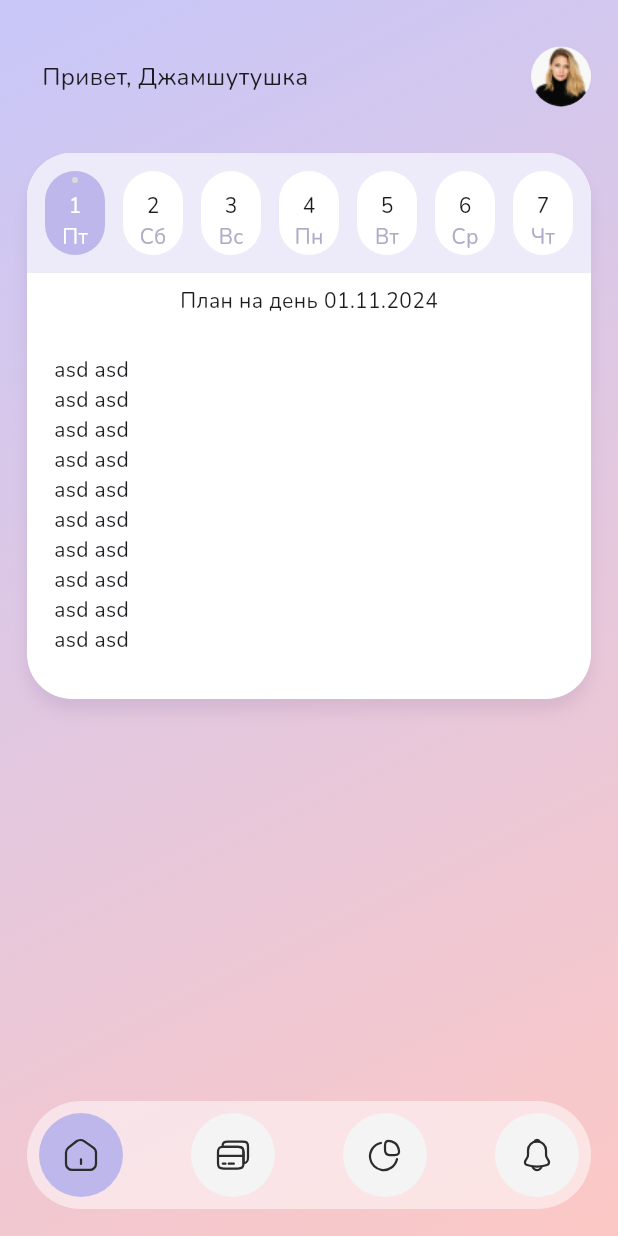
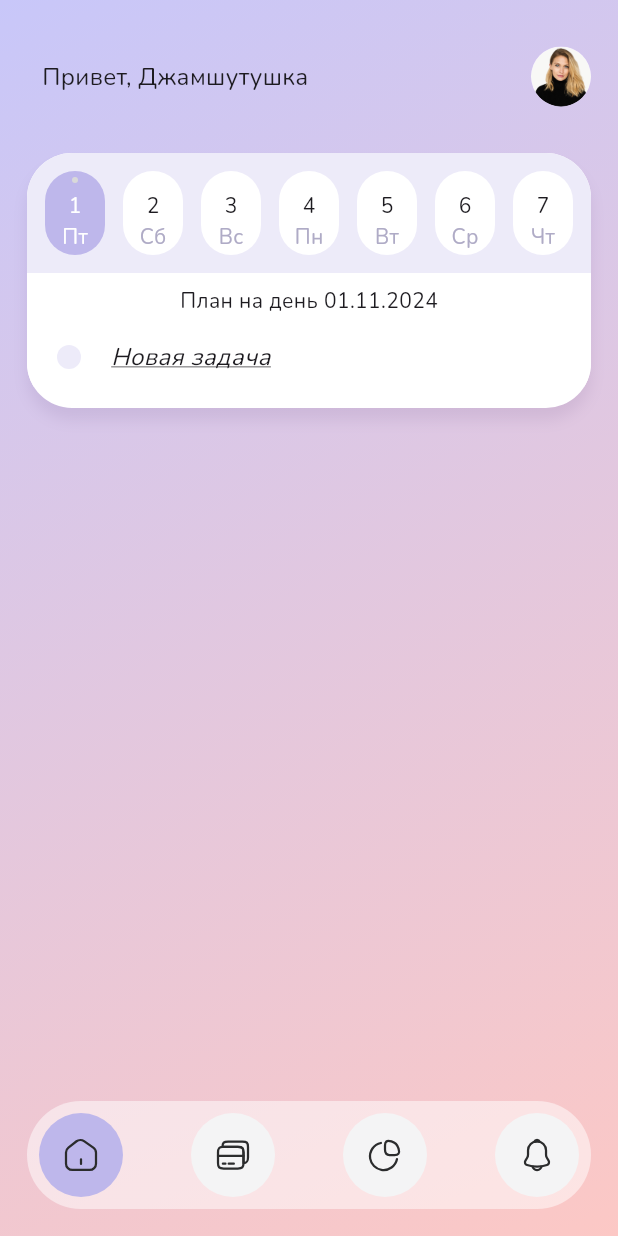
Before and after one commit to remakerich/softorium_daily_planner, a Flutter app: the screen it shows after launch, on a phone screen of 412 x 824 dp. Run offline on Flutter 3.47's test engine with Material 3 defaults, Android fonts, the phone set to English and light mode, and no system bars; our stand-ins replace flutter_svg, freezed_annotation, hive; accounts and stored records are empty.

Commit message:
работа с задачами и локальное хранилище

```diff
--- a/lib/core/core.dart
+++ b/lib/core/core.dart
@@ -1,3 +1,5 @@
+export 'package:softorium_daily_planner/core/config/hive_database.dart';
+
 export 'package:softorium_daily_planner/core/extensions/datetime_extension.dart';
 
 export 'package:softorium_daily_planner/core/localization/generated/app_localizations.dart';
@@ -14,3 +16,5 @@ export 'package:freezed_annotation/freezed_annotation.dart';
 export 'package:provider/provider.dart';
 export 'package:flutter/foundation.dart';
 export 'package:flutter_svg/svg.dart';
+export 'package:hive/hive.dart';
+export 'package:path_provider/path_provider.dart';
--- a/lib/core/extensions/datetime_extension.dart
+++ b/lib/core/extensions/datetime_extension.dart
@@ -9,6 +9,10 @@ extension DateTimeExtension on DateTime {
 
   String get dateReadable {
     return DateFormat('dd.MM.yyyy').format(this);
+  }
+
+  DateTime get onlyDate {
+    return DateTime(year, month, day);
   }
 
   bool isTheSameDayWith(DateTime another) {
--- /dev/null
+++ b/lib/features/daily_planner/data/daily_tasks_storage.dart
@@ -0,0 +1,31 @@
+import 'package:softorium_daily_planner/core/core.dart';
+import 'package:softorium_daily_planner/features/daily_planner/models/daily_task.dart';
+
+class DailyTasksStorage {
+  static final _box = Hive.box(HiveBoxes.dailyTasks);
+
+  Map<DateTime, List<DailyTask>> getTasks() {
+    final allTasks = _box.values.map((json) => DailyTask.fromJson(Map.from(json)));
+
+    final Map<DateTime, List<DailyTask>> tasksByDate = {};
+
+    for (final task in allTasks) {
+      tasksByDate[task.date] == null ? tasksByDate[task.date] = [task] : tasksByDate[task.date]!.add(task);
+    }
+
+    for (final key in tasksByDate.keys) {
+      final tasks = tasksByDate[key]!;
+      tasks.sort((a, b) => a.createdAt.compareTo(b.createdAt));
+    }
+
+    return tasksByDate;
+  }
+
+  Future<void> put(DailyTask task) async {
+    await _box.put(task.id, task.toJson());
+  }
+
+  Future<void> delete(DailyTask task) async {
+    await _box.delete(task.id);
+  }
+}
--- /dev/null
+++ b/lib/features/daily_planner/models/daily_task.dart
@@ -0,0 +1,17 @@
+import 'package:softorium_daily_planner/core/core.dart';
+
+part 'daily_task.freezed.dart';
+part 'daily_task.g.dart';
+
+@freezed
+class DailyTask with _$DailyTask {
+  factory DailyTask({
+    required String id,
+    required DateTime date,
+    required DateTime createdAt,
+    @Default(false) bool isDone,
+    @Default('') String title,
+  }) = _DailyTask;
+
+  factory DailyTask.fromJson(Map<String, dynamic> json) => _$DailyTaskFromJson(json);
+}
--- a/lib/features/daily_planner/providers/daily_planner_provider.dart
+++ b/lib/features/daily_planner/providers/daily_planner_provider.dart
@@ -1,11 +1,88 @@
 import 'package:softorium_daily_planner/core/core.dart';
+import 'package:softorium_daily_planner/features/daily_planner/data/daily_tasks_storage.dart';
+import 'package:softorium_daily_planner/features/daily_planner/models/daily_task.dart';
+import 'package:uuid/v4.dart';
 
 class DailyPlannerProvider extends ProviderBase {
+  DailyPlannerProvider() {
+    init();
+  }
+
   DateTime get selectedDay => _selectedDay;
   DateTime _selectedDay = DateTime.now();
+
+  late final Map<DateTime, List<DailyTask>> _tasksByDate;
+
+  final newTaskController = TextEditingController();
+
+  String? get selectedTaskId => _selectedTaskId;
+  String? _selectedTaskId;
+
+  final _dailyTasksStorage = DailyTasksStorage();
+
+  init() {
+    _tasksByDate = _dailyTasksStorage.getTasks();
+  }
 
   setSelectedDay(DateTime day) {
     _selectedDay = day;
     emit();
   }
+
+  List<DailyTask> get tasksForSelectedDay {
+    final dateKey = selectedDay.onlyDate;
+    return (_tasksByDate[dateKey] ?? []).toList();
+  }
+
+  addNewTask(BuildContext context) {
+    final title = newTaskController.text.trim();
+
+    if (title.isEmpty) {
+      return;
+    }
+
+    final newTask = DailyTask(
+      id: const UuidV4().generate(),
+      date: _selectedDay.onlyDate,
+      createdAt: DateTime.now(),
+      title: title,
+    );
+
+    final dateKey = selectedDay.onlyDate;
+    _tasksByDate[dateKey] == null ? _tasksByDate[dateKey] = [newTask] : _tasksByDate[dateKey]!.add(newTask);
+
+    emit();
+    Navigator.of(context).pop();
+    newTaskController.clear();
+    _dailyTasksStorage.put(newTask);
+  }
+
+  toggleTaskDone(DailyTask task) {
+    final updatedTasks = tasksForSelectedDay;
+    final taskIndex = updatedTasks.indexOf(task);
+    final newTask = task.copyWith(isDone: !task.isDone);
+    updatedTasks[taskIndex] = newTask;
+    _tasksByDate[selectedDay.onlyDate] = updatedTasks;
+    emit();
+    _dailyTasksStorage.put(newTask);
+  }
+
+  deleteTask(DailyTask task) {
+    final updatedTasks = tasksForSelectedDay;
+    updatedTasks.remove(task);
+    _tasksByDate[selectedDay.onlyDate] = updatedTasks;
+    emit();
+    _dailyTasksStorage.delete(task);
+  }
+
+  selectTask(DailyTask task) {
+    if (_selectedTaskId == task.id) {
+      _selectedTaskId = null;
+      emit();
+      return;
+    }
+
+    _selectedTaskId = task.id;
+    emit();
+  }
 }
--- a/lib/features/daily_planner/widgets/daily_planner_page.dart
+++ b/lib/features/daily_planner/widgets/daily_planner_page.dart
@@ -1,5 +1,7 @@
 import 'package:softorium_daily_planner/core/core.dart';
 import 'package:softorium_daily_planner/features/daily_planner/providers/daily_planner_provider.dart';
+import 'package:softorium_daily_planner/features/daily_planner/widgets/days_horizontal_scroll.dart';
+import 'package:softorium_daily_planner/features/daily_planner/widgets/tasks_list.dart';
 
 class DailyPlannerPage extends StatelessWidget {
   const DailyPlannerPage({super.key});
@@ -23,6 +25,7 @@ class _Body extends StatelessWidget {
   @override
   Widget build(BuildContext context) {
     return Scaffold(
+      resizeToAvoidBottomInset: false,
       backgroundColor: Colors.transparent,
       body: Container(
         margin: EdgeInsets.fromLTRB(18, 31, 18, 18),
@@ -37,15 +40,18 @@ class _Body extends StatelessWidget {
             ),
           ],
         ),
+        child: ClipRRect(
+          borderRadius: BorderRadius.circular(30),
           child: Column(
             mainAxisSize: MainAxisSize.min,
             children: [
-            _DaysHorizontalScroll(),
+              DaysHorizontalScroll(),
               _PlanDateHeader(),
               Flexible(
-              child: _TasksList(),
+                child: TasksList(),
               ),
             ],
+          ),
         ),
       ),
     );
@@ -69,118 +75,3 @@ class _PlanDateHeader extends StatelessWidget {
     );
   }
 }
-
-class _TasksList extends StatelessWidget {
-  const _TasksList();
-
-  @override
-  Widget build(BuildContext context) {
-    return RawScrollbar(
-      padding: const EdgeInsets.fromLTRB(0, 18, 5, 30),
-      radius: const Radius.circular(4),
-      thickness: 4,
-      thumbVisibility: true,
-      child: ListView.builder(
-        shrinkWrap: true,
-        padding: EdgeInsets.fromLTRB(18, 18, 18, 30),
-        itemCount: 10,
-        itemBuilder: (context, index) => Text('asd asd '),
-      ),
-    );
-  }
-}
-
-class _DaysHorizontalScroll extends StatelessWidget {
-  const _DaysHorizontalScroll();
-
-  @override
-  Widget build(BuildContext context) {
-    final daysOfMonth = DateTime.now().getDaysOfMonth;
-
-    return Container(
-      height: 80,
-      decoration: BoxDecoration(
-        color: Color(0xffEDEBF9),
-        borderRadius: BorderRadius.only(
-          topLeft: Radius.circular(30),
-          topRight: Radius.circular(30),
-        ),
-      ),
-      child: ClipRRect(
-        borderRadius: BorderRadius.only(
-          topLeft: Radius.circular(30),
-          topRight: Radius.circular(30),
-        ),
-        child: ListView.separated(
-          padding: EdgeInsets.all(12),
-          scrollDirection: Axis.horizontal,
-          itemCount: daysOfMonth.length,
-          separatorBuilder: (context, index) => SizedBox(width: 12),
-          itemBuilder: (context, index) {
-            final day = daysOfMonth[index];
-            return _DayButton(day);
-          },
-        ),
-      ),
-    );
-  }
-}
-
-class _DayButton extends StatelessWidget {
-  const _DayButton(this.day);
-
-  final DateTime day;
-
-  @override
-  Widget build(BuildContext context) {
-    final isToday = DateTime.now().isTheSameDayWith(day);
-
-    final selectedDay = context.select<DailyPlannerProvider, DateTime>(
-      (e) => e.selectedDay,
-    );
-
-    final isSelected = day.isTheSameDayWith(selectedDay);
-
-    return GestureDetector(
-      onTap: () {
-        context.read<DailyPlannerProvider>().setSelectedDay(day);
-      },
-      child: Container(
-        width: 40,
-        alignment: Alignment.center,
-        decoration: BoxDecoration(
-          color: isSelected ? Color(0xffBEB7EB) : Colors.white,
-          borderRadius: BorderRadius.circular(24),
-        ),
-        child: Column(
-          mainAxisAlignment: MainAxisAlignment.spaceBetween,
-          children: [
-            Container(
-              width: 4,
-              height: 4,
-              margin: EdgeInsets.only(top: 4),
-              decoration: BoxDecoration(
-                borderRadius: BorderRadius.circular(4),
-                color: isToday ? Color(0xffD9D9D9) : Colors.transparent,
-              ),
-            ),
-            SizedBox(height: 4),
-            Text(
-              '${day.day}',
-              style: TextStyle(
-                color: isSelected ? Colors.white : null,
-              ),
-            ),
-            Text(
-              day.dayOfWeekShort(context),
-              style: TextStyle(
-                color: isSelected ? Colors.white : Color(0xffAFABC6),
-              ),
-            ),
-            SizedBox(height: 2),
-          ],
-        ),
-      ),
-    );
-  }
-}
--- /dev/null
+++ b/lib/features/daily_planner/widgets/days_horizontal_scroll.dart
@@ -0,0 +1,87 @@
+import 'package:softorium_daily_planner/core/core.dart';
+import 'package:softorium_daily_planner/features/daily_planner/providers/daily_planner_provider.dart';
+
+class DaysHorizontalScroll extends StatelessWidget {
+  const DaysHorizontalScroll({super.key});
+
+  @override
+  Widget build(BuildContext context) {
+    final daysOfMonth = DateTime.now().getDaysOfMonth;
+
+    return Container(
+      height: 80,
+      decoration: BoxDecoration(
+        color: Color(0xffEDEBF9),
+      ),
+      child: ListView.separated(
+        padding: EdgeInsets.all(12),
+        scrollDirection: Axis.horizontal,
+        itemCount: daysOfMonth.length,
+        separatorBuilder: (context, index) => SizedBox(width: 12),
+        itemBuilder: (context, index) {
+          final day = daysOfMonth[index];
+          return _DayButton(day);
+        },
+      ),
+    );
+  }
+}
+
+class _DayButton extends StatelessWidget {
+  const _DayButton(this.day);
+
+  final DateTime day;
+
+  @override
+  Widget build(BuildContext context) {
+    final isToday = DateTime.now().isTheSameDayWith(day);
+
+    final selectedDay = context.select<DailyPlannerProvider, DateTime>(
+      (e) => e.selectedDay,
+    );
+
+    final isSelected = day.isTheSameDayWith(selectedDay);
+
+    return GestureDetector(
+      onTap: () {
+        context.read<DailyPlannerProvider>().setSelectedDay(day);
+      },
+      child: Container(
+        width: 40,
+        alignment: Alignment.center,
+        decoration: BoxDecoration(
+          color: isSelected ? Color(0xffBEB7EB) : Colors.white,
+          borderRadius: BorderRadius.circular(24),
+        ),
+        child: Column(
+          mainAxisAlignment: MainAxisAlignment.spaceBetween,
+          children: [
+            Container(
+              width: 4,
+              height: 4,
+              margin: EdgeInsets.only(top: 4),
+              decoration: BoxDecoration(
+                borderRadius: BorderRadius.circular(4),
+                color: isToday ? Color(0xffD9D9D9) : Colors.transparent,
+              ),
+            ),
+            SizedBox(height: 4),
+            Text(
+              '${day.day}',
+              style: TextStyle(
+                color: isSelected ? Colors.white : null,
+              ),
+            ),
+            Text(
+              day.dayOfWeekShort(context),
+              style: TextStyle(
+                color: isSelected ? Colors.white : Color(0xffAFABC6),
+              ),
+            ),
+            SizedBox(height: 2),
+          ],
+        ),
+      ),
+    );
+  }
+}
--- /dev/null
+++ b/lib/features/daily_planner/widgets/new_task_button.dart
@@ -0,0 +1,122 @@
+import 'package:softorium_daily_planner/core/core.dart';
+import 'package:softorium_daily_planner/features/daily_planner/providers/daily_planner_provider.dart';
+
+class NewTaskButton extends StatelessWidget {
+  const NewTaskButton({super.key});
+
+  @override
+  Widget build(BuildContext context) {
+    return SizedBox(
+      height: 40,
+      child: Material(
+        color: Colors.white,
+        child: InkWell(
+          onTap: () {
+            showDialog(
+              context: context,
+              builder: (_) => ChangeNotifierProvider.value(
+                value: context.read<DailyPlannerProvider>(),
+                child: _NewTaskTitleDialog(),
+              ),
+            );
+          },
+          child: Row(
+            children: [
+              const SizedBox(width: 20),
+              Container(
+                height: 16,
+                width: 16,
+                decoration: BoxDecoration(
+                  color: Color(0xffEDEBF9),
+                  borderRadius: BorderRadius.circular(16),
+                ),
+              ),
+              const SizedBox(width: 20),
+              Expanded(
+                child: Text(
+                  'Новая задача',
+                  style: TextStyle(
+                    fontSize: 16,
+                    fontStyle: FontStyle.italic,
+                    decoration: TextDecoration.underline,
+                  ),
+                ),
+              ),
+            ],
+          ),
+        ),
+      ),
+    );
+  }
+}
+
+class _NewTaskTitleDialog extends StatelessWidget {
+  const _NewTaskTitleDialog();
+
+  @override
+  Widget build(BuildContext context) {
+    return AlertDialog(
+      contentPadding: EdgeInsets.zero,
+      backgroundColor: Colors.transparent,
+      shadowColor: Colors.transparent,
+      content: Container(
+        padding: EdgeInsets.fromLTRB(10, 10, 10, 0),
+        decoration: BoxDecoration(
+          color: Colors.white,
+          borderRadius: BorderRadius.circular(20),
+        ),
+        child: Column(
+          mainAxisSize: MainAxisSize.min,
+          children: [
+            _NewTaskInputField(),
+            const SizedBox(height: 10),
+            Row(
+              mainAxisAlignment: MainAxisAlignment.end,
+              children: [
+                TextButton(
+                  style: TextButton.styleFrom(
+                    foregroundColor: Colors.red,
+                  ),
+                  onPressed: Navigator.of(context).pop,
+                  child: Text('Отмена'),
+                ),
+                TextButton(
+                  onPressed: () => context.read<DailyPlannerProvider>().addNewTask(context),
+                  child: Text('Сохранить'),
+                ),
+              ],
+            )
+          ],
+        ),
+      ),
+    );
+  }
+}
+
+class _NewTaskInputField extends StatelessWidget {
+  const _NewTaskInputField();
+
+  @override
+  Widget build(BuildContext context) {
+    return Container(
+      padding: EdgeInsets.all(12),
+      decoration: BoxDecoration(
+        borderRadius: BorderRadius.circular(20),
+        border: Border.all(
+          color: Color(0xffBEB7EB),
+        ),
+      ),
+      child: TextField(
+        controller: context.read<DailyPlannerProvider>().newTaskController,
+        autofocus: true,
+        onSubmitted: (_) => context.read<DailyPlannerProvider>().addNewTask(context),
+        decoration: InputDecoration(
+          contentPadding: EdgeInsets.zero,
+          hintText: 'Название задачи',
+          border: InputBorder.none,
+          isDense: true,
+        ),
+      ),
+    );
+  }
+}
--- /dev/null
+++ b/lib/features/daily_planner/widgets/tasks_list.dart
@@ -0,0 +1,35 @@
+import 'package:softorium_daily_planner/core/core.dart';
+import 'package:softorium_daily_planner/features/daily_planner/models/daily_task.dart';
+import 'package:softorium_daily_planner/features/daily_planner/providers/daily_planner_provider.dart';
+import 'package:softorium_daily_planner/features/daily_planner/widgets/new_task_button.dart';
+import 'package:softorium_daily_planner/features/daily_planner/widgets/task_tile.dart';
+
+class TasksList extends StatelessWidget {
+  const TasksList({super.key});
+
+  @override
+  Widget build(BuildContext context) {
+    final dayTasks = context.select<DailyPlannerProvider, List<DailyTask>>(
+      (e) => e.tasksForSelectedDay,
+    );
+
+    return RawScrollbar(
+      padding: const EdgeInsets.fromLTRB(0, 18, 5, 14),
+      radius: const Radius.circular(4),
+      thickness: 4,
+      thumbVisibility: true,
+      child: ListView.builder(
+        shrinkWrap: true,
+        padding: EdgeInsets.only(bottom: 14),
+        itemCount: dayTasks.length + 1,
+        itemBuilder: (context, index) {
+          if (index == dayTasks.length) {
+            return NewTaskButton();
+          }
+
+          return TaskTile(dayTasks[index]);
+        },
+      ),
+    );
+  }
+}
--- a/lib/features/home/widgets/home_page.dart
+++ b/lib/features/home/widgets/home_page.dart
@@ -25,12 +25,13 @@ class _Body extends StatelessWidget {
   @override
   Widget build(BuildContext context) {
     return Scaffold(
+      resizeToAvoidBottomInset: false,
       body: Container(
         decoration: const BoxDecoration(
           gradient: LinearGradient(
             colors: [
-              Color(0xffC8C7F9), // #F9F3FC
-              Color(0xffFCC8C5), // #FAF1E7
+              Color(0xffC8C7F9),
+              Color(0xffFCC8C5),
             ],
             begin: Alignment.topLeft,
             end: Alignment.bottomRight,
--- a/lib/main.dart
+++ b/lib/main.dart
@@ -1,6 +1,8 @@
 import 'package:softorium_daily_planner/app.dart';
 import 'package:softorium_daily_planner/core/core.dart';
 
-void main() {
+void main() async {
+  WidgetsFlutterBinding.ensureInitialized();
+  await HiveDatabase.init();
   runApp(const App());
 }
--- a/pubspec.yaml
+++ b/pubspec.yaml
@@ -22,6 +22,9 @@ dependencies:
   json_serializable:
   flutter_svg:
   intl:
+  hive:
+  path_provider:
+  uuid:
 
 dev_dependencies:
   flutter_test:
```
Also changed, not shown: lib/core/config/hive_database.dart (added, +15 -0 lines), lib/features/daily_planner/widgets/task_tile.dart (added, +79 -0 lines), assets/images/girl.png, lib/features/daily_planner/models/daily_task.freezed.dart (added), lib/features/daily_planner/models/daily_task.g.dart (added), pubspec.lock, 2 other files. Lines whose indentation alone changed are shown as unchanged.
